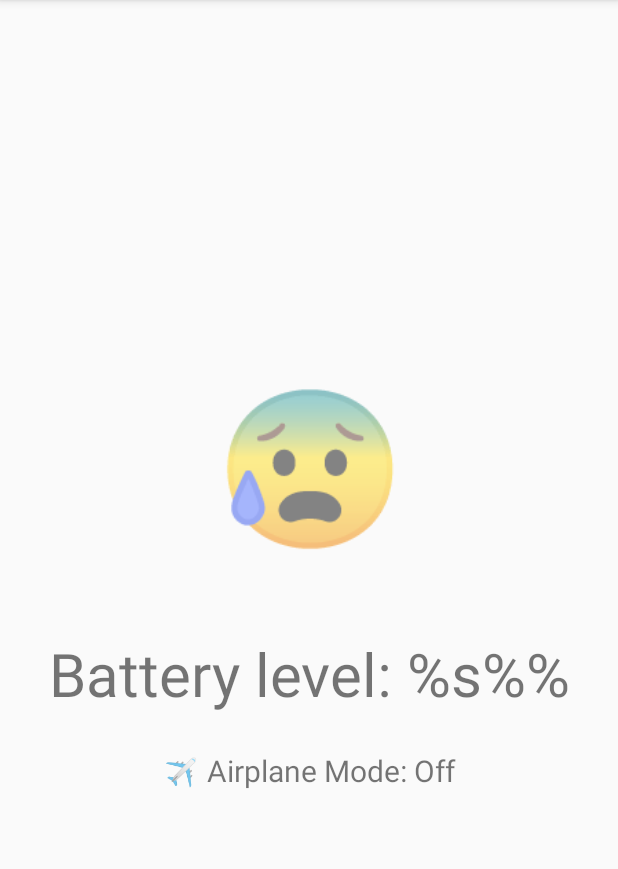
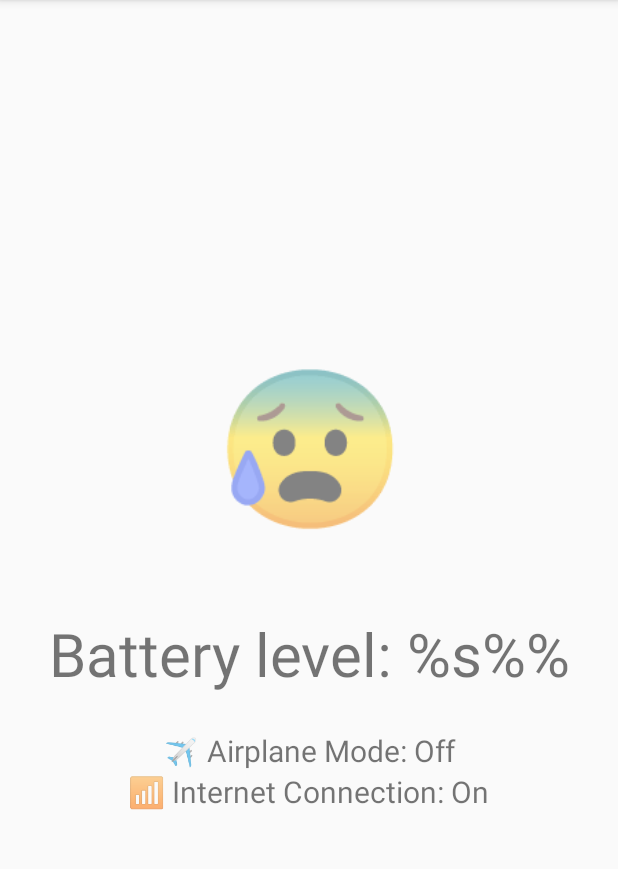
Before and after one commit to blurey8/anxious-battery-reminder, an Android app: the screen it shows after launch (MainActivity), on a phone screen of 412 x 824 dp, the part 84-953 px from its top. Run offline under Robolectric (Android 15) with nearby library versions, the phone set to English and light mode, and no system bars; 1 statement that could not run was skipped.

Commit message:
Create Network Connection information on main activity

```diff
--- /dev/null
+++ b/app/src/main/java/id/ac/ui/cs/mobileprogramming/reyhan/ui/main/broadcastreceiver/NetworkChangedReceiver.java
@@ -0,0 +1,38 @@
+package id.ac.ui.cs.mobileprogramming.reyhan.ui.main.broadcastreceiver;
+
+import android.content.BroadcastReceiver;
+import android.content.Context;
+import android.content.Intent;
+import android.util.Log;
+import android.widget.TextView;
+
+import id.ac.ui.cs.mobileprogramming.reyhan.R;
+import id.ac.ui.cs.mobileprogramming.reyhan.util.PhoneSettings;
+
+public class NetworkChangedReceiver extends BroadcastReceiver {
+
+    TextView mNetworkText;
+    boolean isNetworkConnected;
+
+    public NetworkChangedReceiver(TextView textView, Context context) {
+        mNetworkText = textView;
+        initStatus(context);
+    }
+
+    @Override
+    public void onReceive(Context context, Intent intent) {
+        isNetworkConnected = PhoneSettings.isNetworkConnected(context);
+        Log.d("Inet Connection INTENT:", String.valueOf(isNetworkConnected));
+        refreshText(context);
+    }
+
+    public void initStatus(Context context) {
+        isNetworkConnected = PhoneSettings.isNetworkConnected(context);
+        refreshText(context);
+    }
+
+    public void refreshText(Context context) {
+        String status = isNetworkConnected ? context.getString(R.string.on) : context.getString(R.string.off);
+        mNetworkText.setText(String.format(context.getString(R.string.network_connection), status));
+    }
+}
--- a/app/src/main/java/id/ac/ui/cs/mobileprogramming/reyhan/ui/main/view/MainFragment.java
+++ b/app/src/main/java/id/ac/ui/cs/mobileprogramming/reyhan/ui/main/view/MainFragment.java
@@ -4,6 +4,7 @@ import android.content.BroadcastReceiver;
 import android.content.Context;
 import android.content.Intent;
 import android.content.IntentFilter;
+import android.net.ConnectivityManager;
 import android.os.Bundle;
 import android.view.LayoutInflater;
 import android.view.View;
@@ -18,14 +19,17 @@ import androidx.lifecycle.ViewModelProviders;
 import id.ac.ui.cs.mobileprogramming.reyhan.R;
 import id.ac.ui.cs.mobileprogramming.reyhan.ui.main.broadcastreceiver.AirplaneModeChangedReceiver;
 import id.ac.ui.cs.mobileprogramming.reyhan.ui.main.broadcastreceiver.BatteryChangedReceiver;
+import id.ac.ui.cs.mobileprogramming.reyhan.ui.main.broadcastreceiver.NetworkChangedReceiver;
 import id.ac.ui.cs.mobileprogramming.reyhan.ui.main.viewmodel.MainViewModel;
 
 public class MainFragment extends Fragment {
     private MainViewModel mViewModel;
     private TextView mBatteryLevelText;
     private TextView mAirplaneModeText;
+    private TextView mNetworkConnectionText;
     private BroadcastReceiver mBatteryChangedReceiver;
     private BroadcastReceiver mAirplaneModeChangedReceiver;
+    private BroadcastReceiver mNetworkChangedReceiver;
 
 
     public static MainFragment newInstance() {
@@ -44,14 +48,17 @@ public class MainFragment extends Fragment {
         super.onViewCreated(view, savedInstanceState);
         mBatteryLevelText = view.findViewById(R.id.batteryLevelText);
         mAirplaneModeText = view.findViewById(R.id.airplaneModeText);
+        mNetworkConnectionText = view.findViewById(R.id.networkConnectionText);
 
         Context context = getContext();
         assert context != null;
 
-        mBatteryChangedReceiver = new BatteryChangedReceiver(mBatteryLevelText);
+        mBatteryChangedReceiver = new BatteryChangedReceiver(mBatteryLevelText, context);
         mAirplaneModeChangedReceiver = new AirplaneModeChangedReceiver(mAirplaneModeText, context);
+        mNetworkChangedReceiver = new NetworkChangedReceiver(mNetworkConnectionText, context);
         context.registerReceiver(mBatteryChangedReceiver, new IntentFilter(Intent.ACTION_BATTERY_CHANGED));
         context.registerReceiver(mAirplaneModeChangedReceiver, new IntentFilter(Intent.ACTION_AIRPLANE_MODE_CHANGED));
+        context.registerReceiver(mNetworkChangedReceiver, new IntentFilter(ConnectivityManager.CONNECTIVITY_ACTION));
     }
 
     @Override
@@ -70,5 +77,6 @@ public class MainFragment extends Fragment {
         assert context != null;
         context.unregisterReceiver(mBatteryChangedReceiver);
         context.unregisterReceiver(mAirplaneModeChangedReceiver);
+        context.unregisterReceiver(mNetworkChangedReceiver);
     }
 }
--- a/app/src/main/java/id/ac/ui/cs/mobileprogramming/reyhan/util/PhoneSettings.java
+++ b/app/src/main/java/id/ac/ui/cs/mobileprogramming/reyhan/util/PhoneSettings.java
@@ -2,6 +2,7 @@ package id.ac.ui.cs.mobileprogramming.reyhan.util;
 
 import android.annotation.TargetApi;
 import android.content.Context;
+import android.net.ConnectivityManager;
 import android.os.Build;
 import android.os.PowerManager;
 import android.provider.Settings;
@@ -38,4 +39,10 @@ public class PhoneSettings {
         // TODO: Support API < Lollipop
         return powerSaveMode;
     }
+
+    public static boolean isNetworkConnected(Context context) {
+        ConnectivityManager cm = (ConnectivityManager) context.getSystemService(Context.CONNECTIVITY_SERVICE);
+
+        return cm.getActiveNetworkInfo() != null && cm.getActiveNetworkInfo().isConnected();
+    }
 }
--- a/app/src/main/res/layout/main_fragment.xml
+++ b/app/src/main/res/layout/main_fragment.xml
@@ -49,6 +49,15 @@
             android:textSize="20sp"
             app:layout_constraintBottom_toBottomOf="parent"
             app:layout_constraintEnd_toEndOf="parent" />
+
+        <TextView
+            android:id="@+id/networkConnectionText"
+            android:layout_width="wrap_content"
+            android:layout_height="wrap_content"
+            android:text="@string/network_connection"
+            android:textSize="20sp"
+            app:layout_constraintBottom_toBottomOf="parent"
+            app:layout_constraintEnd_toEndOf="parent" />
     </LinearLayout>
 
 </androidx.constraintlayout.widget.ConstraintLayout>
--- a/app/src/main/res/values/strings.xml
+++ b/app/src/main/res/values/strings.xml
@@ -10,6 +10,7 @@
     <string name="off">Off</string>
     <string name="reminder_mode_choice">Choose Reminder Mode</string>
     <string name="reminder_mode_summary">Current: %s</string>
+    <string name="network_connection">&#128246; Internet Connection: %s</string>
 
     <string-array name="mode_name">
         <item>Relax Mode</item>
```
Also changed, not shown: 1 other file.
